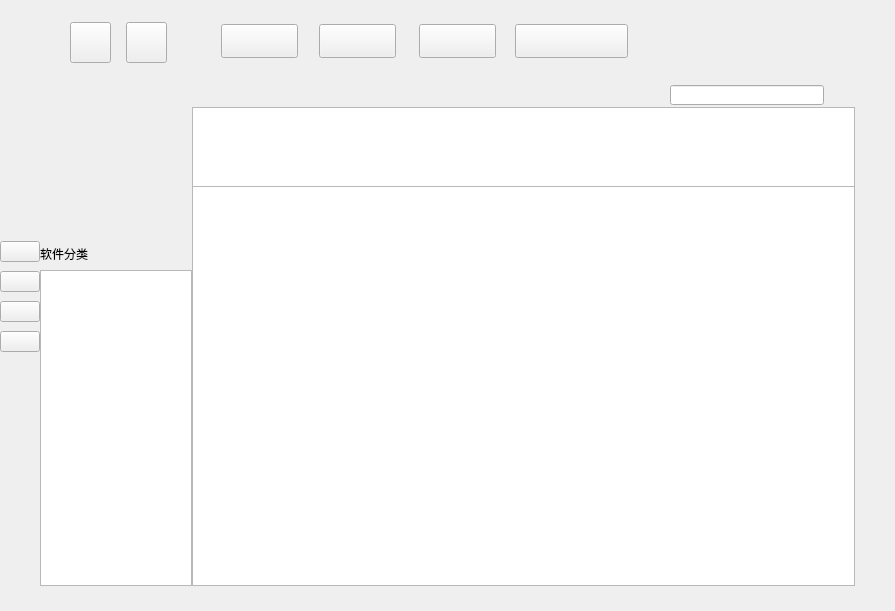
Old version of the form ui/mainwindow.ui in the repository UbuntuKylin/kylin-software-center.
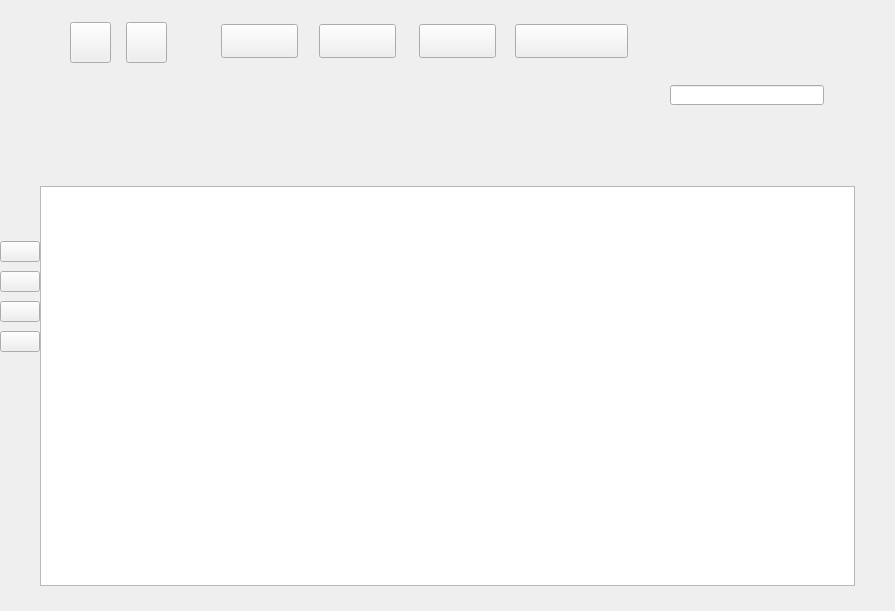
New version of the form.

What changed in the file:
```diff
--- a/ui/mainwindow.ui
+++ b/ui/mainwindow.ui
@@ -414,26 +414,6 @@
      </property>
     </widget>
    </widget>
-   <widget class="QWidget" name="taskWidget" native="true">
-    <property name="geometry">
-     <rect>
-      <x>192</x>
-      <y>107</y>
-      <width>663</width>
-      <height>479</height>
-     </rect>
-    </property>
-    <widget class="QListWidget" name="taskListWidget">
-     <property name="geometry">
-      <rect>
-       <x>0</x>
-       <y>0</y>
-       <width>663</width>
-       <height>479</height>
-      </rect>
-     </property>
-    </widget>
-   </widget>
    <widget class="QWidget" name="item1Widget" native="true">
     <property name="geometry">
      <rect>
@@ -676,6 +656,52 @@
      </property>
     </widget>
    </widget>
+   <widget class="QWidget" name="taskWidget" native="true">
+    <property name="geometry">
+     <rect>
+      <x>40</x>
+      <y>107</y>
+      <width>815</width>
+      <height>479</height>
+     </rect>
+    </property>
+    <widget class="QLabel" name="taskHeader">
+     <property name="geometry">
+      <rect>
+       <x>0</x>
+       <y>55</y>
+       <width>815</width>
+       <height>24</height>
+      </rect>
+     </property>
+     <property name="text">
+      <string/>
+     </property>
+    </widget>
+    <widget class="QLabel" name="taskMSGBar">
+     <property name="geometry">
+      <rect>
+       <x>0</x>
+       <y>0</y>
+       <width>815</width>
+       <height>55</height>
+      </rect>
+     </property>
+     <property name="text">
+      <string/>
+     </property>
+    </widget>
+    <widget class="QListWidget" name="taskListWidget">
+     <property name="geometry">
+      <rect>
+       <x>0</x>
+       <y>79</y>
+       <width>815</width>
+       <height>400</height>
+      </rect>
+     </property>
+    </widget>
+   </widget>
   </widget>
  </widget>
  <resources/>
```
